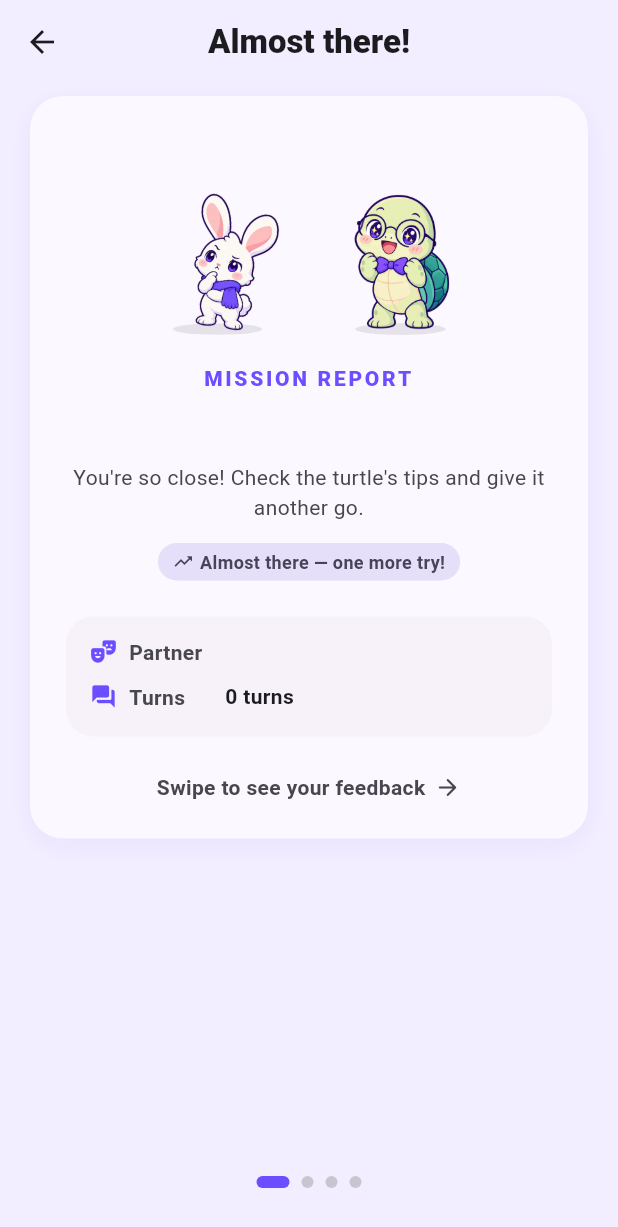
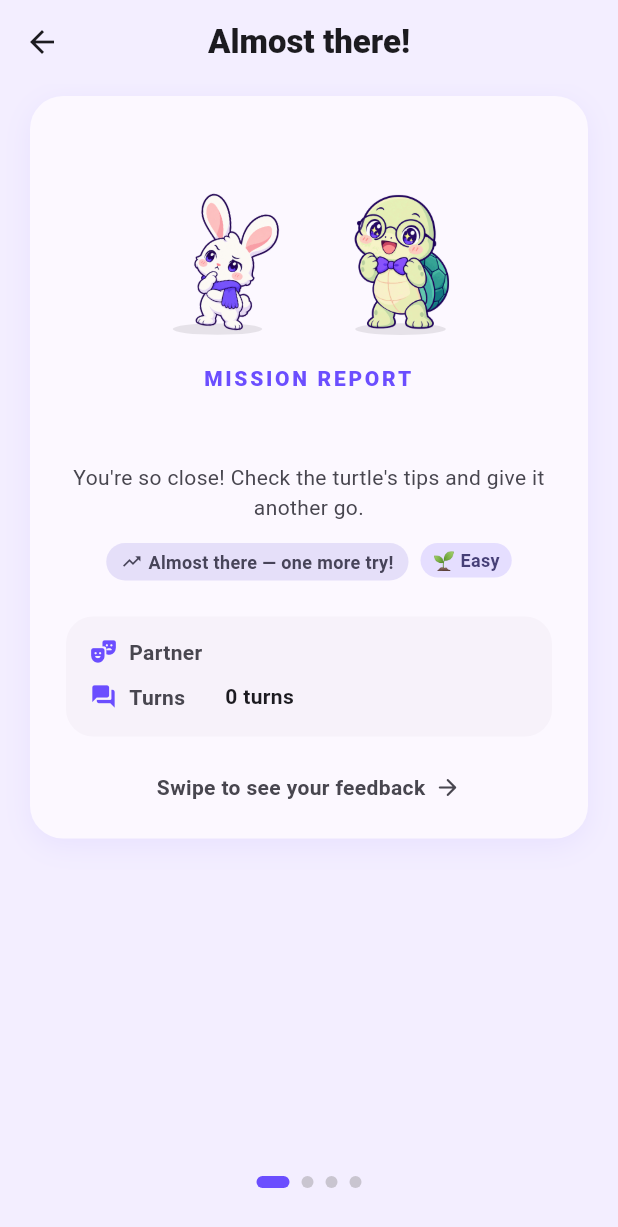
Before and after one commit to oghdy/Maru2026, a Flutter app: the MissionClearanceScreen screen opened directly with empty values, on a phone screen of 412 x 824 dp. Shown: the top 1227 px of the screen. Run offline on Flutter 3.47's test engine with Material 3 defaults, Android fonts, the phone set to English and light mode, and no system bars; our stand-ins replace dio, flutter_riverpod, flutter_secure_storage, flutter_tts, google_sign_in, just_audio and 1 more; accounts and stored records are empty; network calls fail.

Commit message:
[MSN-1.8.5] keep setup.difficulty (and unknown fields) through /chat·/suggestion·/clearance; difficulty badge on chat panel, report, list
Co-Authored-By: Claude Opus 5.5 <noreply@anthropic.com>

```diff
--- a/frontend/maru/lib/features/mission_chat/models/mission_clearance_model.dart
+++ b/frontend/maru/lib/features/mission_chat/models/mission_clearance_model.dart
@@ -1,3 +1,5 @@
+import 'mission_difficulty.dart';
+
 import 'korean_text.dart';
 
 class MissionClearanceModel {
@@ -14,6 +16,8 @@ class MissionClearanceModel {
   final bool? cleared;
   final String? resultReason;
   final String? goalCondition;
+  // API_CONTRACT 1-8 D: null for reports issued before difficulty existed.
+  final MissionDifficulty? difficulty;
 
   MissionClearanceModel({
     this.id,
@@ -28,6 +32,7 @@ class MissionClearanceModel {
     this.cleared,
     this.resultReason,
     this.goalCondition,
+    this.difficulty,
   });
 
   factory MissionClearanceModel.fromJson(Map<String, dynamic> json) {
@@ -52,6 +57,7 @@ class MissionClearanceModel {
       cleared: json['cleared'],
       resultReason: cleanAiText(json['resultReason']),
       goalCondition: cleanAiText(json['goalCondition']),
+      difficulty: MissionDifficulty.tryParse(json['difficulty']),
     );
   }
 }
--- a/frontend/maru/lib/features/mission_chat/screens/mission_chat_screen.dart
+++ b/frontend/maru/lib/features/mission_chat/screens/mission_chat_screen.dart
@@ -231,6 +231,7 @@ class _MissionChatScreenState extends ConsumerState<MissionChatScreen> {
               mission: state.setup!.mission,
               userTurn: state.userTurn,
               maxTurns: state.maxTurns,
+              difficulty: state.setup!.difficultyLevel,
             ),
 
           // 2. Chat List
--- a/frontend/maru/lib/features/mission_chat/screens/mission_clearance_screen.dart
+++ b/frontend/maru/lib/features/mission_chat/screens/mission_clearance_screen.dart
@@ -4,6 +4,7 @@ import 'package:maru/shared/characters/maru_character.dart';
 import '../models/mission_clearance_model.dart';
 import '../providers/mission_chat_provider.dart';
 import '../widgets/clearance_style.dart';
+import '../widgets/mission_difficulty_badge.dart';
 import 'mission_chat_screen.dart';
 
 class MissionClearanceScreen extends ConsumerStatefulWidget {
@@ -192,7 +193,15 @@ class _MissionClearanceScreenState extends ConsumerState<MissionClearanceScreen>
             ),
           ],
           const SizedBox(height: 14),
-          Center(child: MissionPill(label: pillLabel, icon: pillIcon, background: pillBg, foreground: pillFg)),
+          Wrap(
+            alignment: WrapAlignment.center,
+            spacing: 8,
+            runSpacing: 6,
+            children: [
+              MissionPill(label: pillLabel, icon: pillIcon, background: pillBg, foreground: pillFg),
+              if (clearance.difficulty != null) MissionDifficultyBadge(difficulty: clearance.difficulty!),
+            ],
+          ),
           const SizedBox(height: 24),
           Container(
             padding: const EdgeInsets.fromLTRB(16, 14, 16, 6),
--- /dev/null
+++ b/frontend/maru/lib/features/mission_chat/widgets/mission_difficulty_badge.dart
@@ -0,0 +1,27 @@
+import 'package:flutter/material.dart';
+
+import '../models/mission_difficulty.dart';
+
+/// Small stadium badge, e.g. "🌱 Easy". Used on the chat mission panel and the report (MSN-1.8.5).
+class MissionDifficultyBadge extends StatelessWidget {
+  final MissionDifficulty difficulty;
+
+  const MissionDifficultyBadge({super.key, required this.difficulty});
+
+  @override
+  Widget build(BuildContext context) {
+    final colors = Theme.of(context).colorScheme;
+    return Semantics(
+      label: 'Difficulty: ${difficulty.label}',
+      excludeSemantics: true,
+      child: Container(
+        padding: const EdgeInsets.symmetric(horizontal: 8, vertical: 3),
+        decoration: ShapeDecoration(color: colors.primaryContainer, shape: const StadiumBorder()),
+        child: Text(
+          '${difficulty.emoji} ${difficulty.label}',
+          style: TextStyle(fontSize: 12, fontWeight: FontWeight.w700, color: colors.onPrimaryContainer),
+        ),
+      ),
+    );
+  }
+}
```
Also changed, not shown: frontend/maru/lib/features/mission_chat/models/mission_setup_response.dart (+21 -1 lines), frontend/maru/lib/features/mission_chat/screens/mission_clearance_list_screen.dart (+9 -1 lines), frontend/maru/lib/features/mission_chat/widgets/chat_mission_panel.dart (+19 -1 lines), 1 other file.
